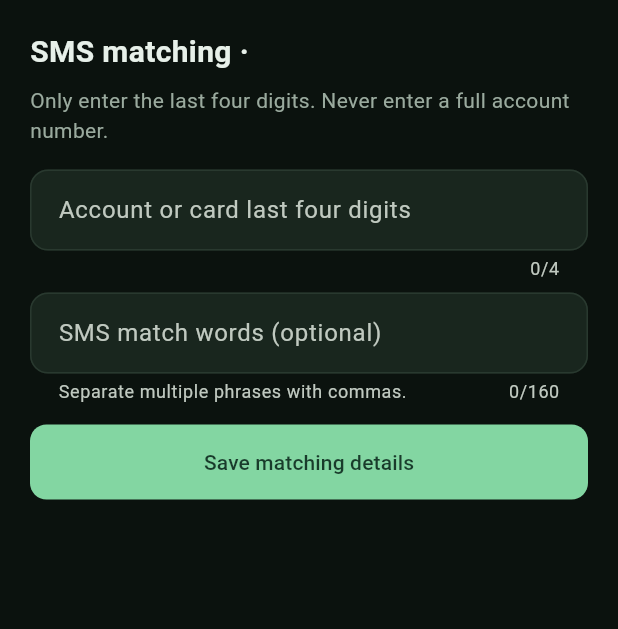
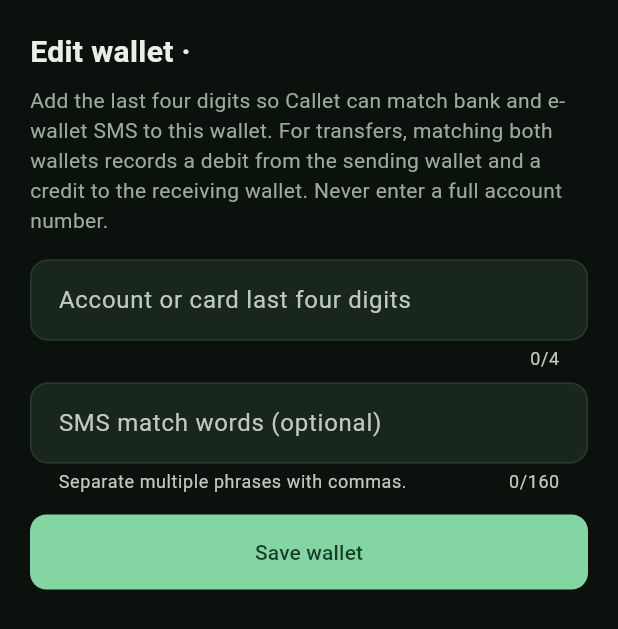
Before and after one commit to Colet-er/callet_wallet, a Flutter app: the WalletSmsMatchingSheet widget shown alone on an empty page, opened directly with empty values, on a phone screen of 412 x 824 dp. Shown: the top 629 px of the screen. Run offline on Flutter 3.47's test engine with Material 3 defaults, Android fonts, the phone set to English and light mode, and no system bars; our stand-ins replace flutter_local_notifications, flutter_timezone, supabase_flutter, timezone; accounts and stored records are empty; network calls fail.

Commit message:
added an edit button and added a fields for the last four digits of the account number

```diff
--- a/lib/main.dart
+++ b/lib/main.dart
@@ -1625,14 +1625,16 @@ class _WalletCard extends StatelessWidget {
               ),
               const Spacer(),
               if (onConfigure != null)
-                IconButton(
-                  tooltip: 'Configure SMS matching',
-                  visualDensity: VisualDensity.compact,
-                  constraints: const BoxConstraints.tightFor(width: 34, height: 34),
-                  padding: EdgeInsets.zero,
+                TextButton.icon(
                   onPressed: onConfigure,
-                  icon: const Icon(Icons.sms_outlined, size: 17),
-                  color: _emerald,
+                  icon: const Icon(Icons.edit_outlined, size: 16),
+                  label: const Text('Edit'),
+                  style: TextButton.styleFrom(
+                    visualDensity: VisualDensity.compact,
+                    padding: const EdgeInsets.symmetric(horizontal: 7),
+                    minimumSize: const Size(0, 34),
+                    foregroundColor: _emerald,
+                  ),
                 ),
               Container(
                 padding: const EdgeInsets.symmetric(horizontal: 9, vertical: 5),
@@ -3194,12 +3196,12 @@ class _WalletSmsMatchingSheetState extends State<WalletSmsMatchingSheet> {
             mainAxisSize: MainAxisSize.min,
             crossAxisAlignment: CrossAxisAlignment.start,
             children: [
-              Text('SMS matching · ${widget.wallet.name}',
+              Text('Edit wallet · ${widget.wallet.name}',
                   style: const TextStyle(
                       color: _ink, fontSize: 20, fontWeight: FontWeight.w700)),
               const SizedBox(height: 8),
               const Text(
-                  'Only enter the last four digits. Never enter a full account number.',
+                  'Add the last four digits so Callet can match bank and e-wallet SMS to this wallet. For transfers, matching both wallets records a debit from the sending wallet and a credit to the receiving wallet. Never enter a full account number.',
                   style: TextStyle(color: _muted)),
               const SizedBox(height: 16),
               TextFormField(
@@ -3229,7 +3231,7 @@ class _WalletSmsMatchingSheetState extends State<WalletSmsMatchingSheet> {
               ),
               const SizedBox(height: 14),
               PrimaryButton(
-                  label: 'Save matching details',
+                  label: 'Save wallet',
                   busy: _busy,
                   onPressed: _save),
             ],
```
